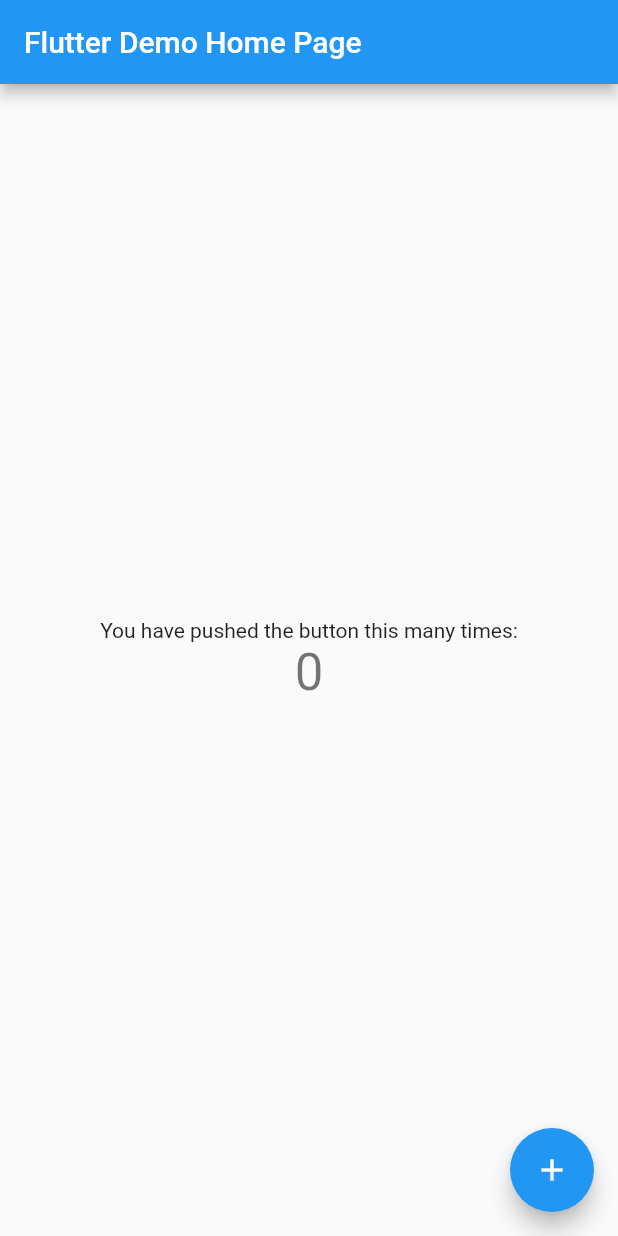
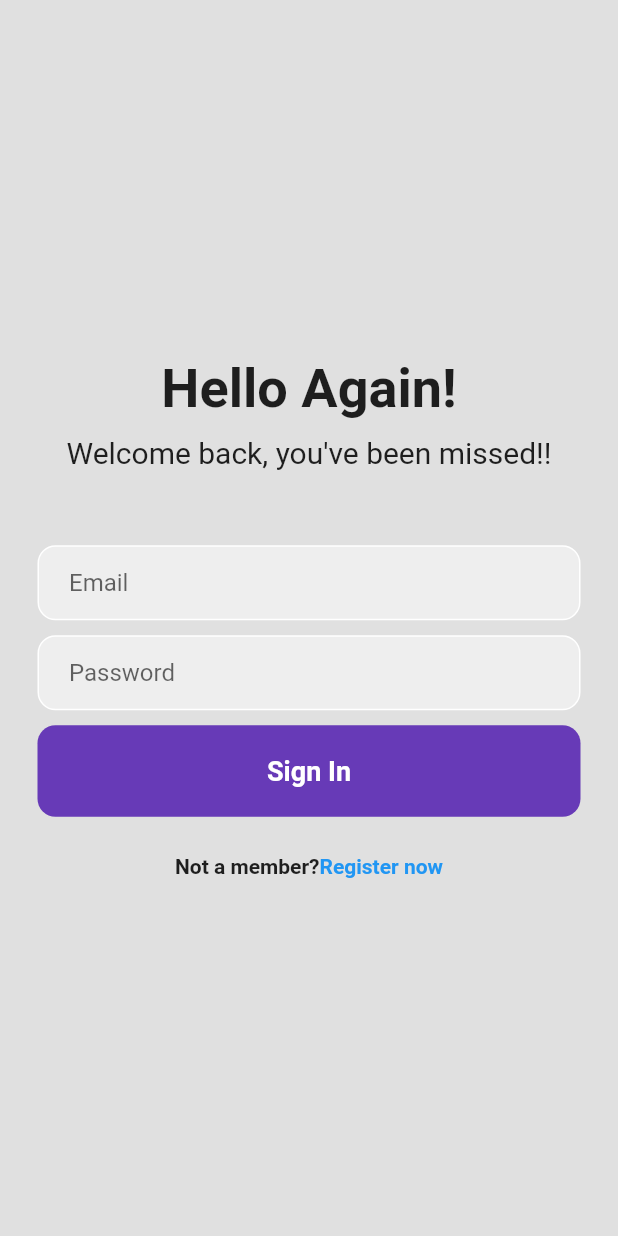
Before and after one commit to olenaaa/MAS-HW1, a Flutter app: the screen it shows after launch, on a phone screen of 412 x 824 dp. Run offline on Flutter 3.47's test engine with Material 2 defaults, Android fonts, the phone set to English and light mode, and no system bars; our stand-ins replace firebase_core; accounts and stored records are empty; statements that could not run were skipped.

Commit message:
login UI

```diff
--- a/lib/login_page.dart
+++ b/lib/login_page.dart
@@ -0,0 +1,130 @@
+// ignore_for_file: prefer_const_constructors, prefer_const_literals_to_create_immutables
+
+import 'package:flutter/material.dart';
+
+class LoginPage extends StatefulWidget {
+  const LoginPage({Key? key}) : super(key: key);
+
+  @override
+  State<LoginPage> createState() => _LoginPageState();
+}
+
+class _LoginPageState extends State<LoginPage> {
+  @override
+  Widget build(BuildContext context) {
+    return Scaffold(
+      backgroundColor: Colors.grey[300],
+      body: SafeArea(
+        child: Column(
+          mainAxisAlignment: MainAxisAlignment.center,
+          children: [
+
+            // Hello Again!
+            const Text(
+              'Hello Again!',
+              style: TextStyle(
+                fontWeight: FontWeight.bold,
+                fontSize: 36,
+              ),
+            ),
+            SizedBox(height: 10),
+            const Text(
+              'Welcome back, you\'ve been missed!!',
+              style: TextStyle(
+                fontSize: 20,
+              ),
+            ),
+            SizedBox(height: 50),
+
+            // email textfield
+            Padding(
+              padding: const EdgeInsets.symmetric(horizontal: 25.0),
+              child: Container(
+                decoration: BoxDecoration(
+                  color: Colors.grey[200],
+                  border: Border.all(color: Colors.white),
+                  borderRadius: BorderRadius.circular(12)
+                ),
+                child: Padding(
+                  padding: const EdgeInsets.only(left: 20.0),
+                  child: TextField(
+                    decoration: InputDecoration(
+                      border: InputBorder.none,
+                      hintText: 'Email',
+                    ),
+                  ),
+                ),
+              ),
+            ),
+            SizedBox(height: 10),
+
+            // password textfield
+            Padding(
+              padding: const EdgeInsets.symmetric(horizontal: 25.0),
+              child: Container(
+                decoration: BoxDecoration(
+                  color: Colors.grey[200],
+                  border: Border.all(color: Colors.white),
+                  borderRadius: BorderRadius.circular(12)
+                ),
+                child: Padding(
+                  padding: const EdgeInsets.only(left: 20.0),
+                  child: TextField(
+                    obscureText: true,
+                    decoration: InputDecoration(
+                      border: InputBorder.none,
+                      hintText: 'Password',
+                    ),
+                  ),
+                ),
+              ),
+            ),
+            SizedBox(height: 10),
+
+            // sign in button
+            Padding(
+              padding: const EdgeInsets.symmetric(horizontal: 25.0),
+              child: Container(
+                padding: const EdgeInsets.all(20),
+                decoration: BoxDecoration(
+                  color: Colors.deepPurple,
+                  borderRadius: BorderRadius.circular(12),
+                ),
+                child: Center(
+                  child: Text(
+                    'Sign In',
+                    style: TextStyle(
+                      color: Colors.white,
+                      fontWeight: FontWeight.bold,
+                      fontSize: 18,
+                    ),
+                  ),
+                ),
+              ),
+            ),
+            SizedBox(height: 25),
+
+            // register now
+            Row(
+              mainAxisAlignment: MainAxisAlignment.center,
+              children: [
+                Text(
+                  'Not a member?',
+                  style: TextStyle(
+                    fontWeight: FontWeight.bold,
+                  ),
+                ),
+                Text('Register now',
+                  style: TextStyle(
+                    color: Colors.blue,
+                    fontWeight: FontWeight.bold,
+                  ),
+                ),
+              ],
+            )
+          ]
+        ),
+      )
+    );
+  }
+}
--- a/lib/main.dart
+++ b/lib/main.dart
@@ -1,6 +1,7 @@
 import 'package:flutter/material.dart';
 import 'package:firebase_core/firebase_core.dart';
 import 'firebase_options.dart';
+import 'login_page.dart';
 
 void main() async {
   WidgetsFlutterBinding.ensureInitialized();
@@ -32,7 +33,8 @@ class MyApp extends StatelessWidget {
         // is not restarted.
         primarySwatch: Colors.blue,
       ),
-      home: const MyHomePage(title: 'Flutter Demo Home Page'),
+      home: LoginPage(),
+      // const MyHomePage(title: 'Flutter Demo Home Page'),
     );
   }
 }
```
